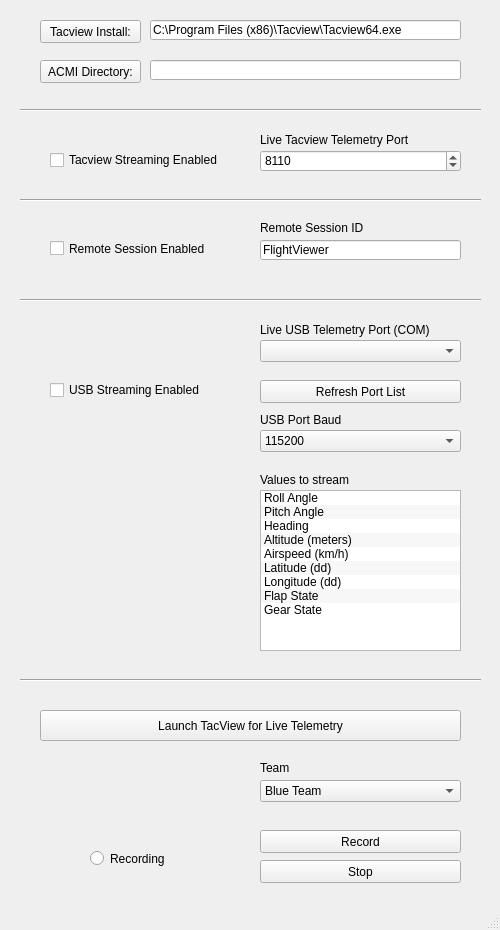
Old version of the form gui.ui in the repository PowerBroker2/Thunder_Viewer.
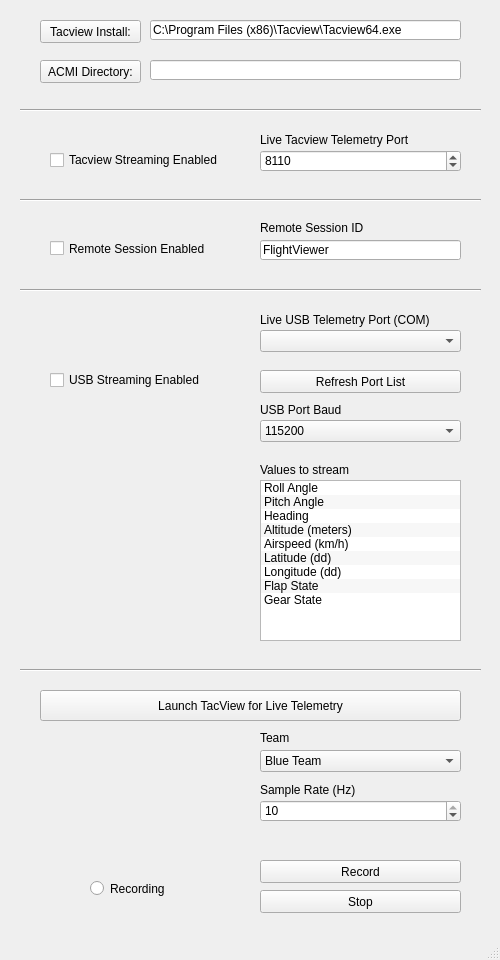
New version of the form. Icons and pictures are not drawn.

Diff of the .ui file:
```diff
--- a/gui.ui
+++ b/gui.ui
@@ -7,19 +7,19 @@
     <x>0</x>
     <y>0</y>
     <width>500</width>
-    <height>930</height>
+    <height>960</height>
    </rect>
   </property>
   <property name="minimumSize">
    <size>
     <width>500</width>
-    <height>930</height>
+    <height>960</height>
    </size>
   </property>
   <property name="maximumSize">
    <size>
     <width>500</width>
-    <height>930</height>
+    <height>960</height>
    </size>
   </property>
   <property name="windowTitle">
@@ -47,7 +47,7 @@
     <property name="geometry">
      <rect>
       <x>90</x>
-      <y>850</y>
+      <y>880</y>
       <width>82</width>
       <height>17</height>
      </rect>
@@ -60,7 +60,7 @@
     <property name="geometry">
      <rect>
       <x>260</x>
-      <y>830</y>
+      <y>860</y>
       <width>201</width>
       <height>23</height>
      </rect>
@@ -76,7 +76,7 @@
     <property name="geometry">
      <rect>
       <x>260</x>
-      <y>860</y>
+      <y>890</y>
       <width>201</width>
       <height>23</height>
      </rect>
@@ -166,7 +166,7 @@
     <property name="geometry">
      <rect>
       <x>40</x>
-      <y>710</y>
+      <y>690</y>
       <width>421</width>
       <height>31</height>
      </rect>
@@ -246,7 +246,7 @@
     <property name="geometry">
      <rect>
       <x>50</x>
-      <y>380</y>
+      <y>370</y>
       <width>181</width>
       <height>20</height>
      </rect>
@@ -262,7 +262,7 @@
     <property name="geometry">
      <rect>
       <x>260</x>
-      <y>320</y>
+      <y>310</y>
       <width>201</width>
       <height>20</height>
      </rect>
@@ -275,7 +275,7 @@
     <property name="geometry">
      <rect>
       <x>260</x>
-      <y>340</y>
+      <y>330</y>
       <width>201</width>
       <height>22</height>
      </rect>
@@ -288,7 +288,7 @@
     <property name="geometry">
      <rect>
       <x>260</x>
-      <y>380</y>
+      <y>370</y>
       <width>201</width>
       <height>23</height>
      </rect>
@@ -304,7 +304,7 @@
     <property name="geometry">
      <rect>
       <x>260</x>
-      <y>430</y>
+      <y>420</y>
       <width>201</width>
       <height>22</height>
      </rect>
@@ -413,7 +413,7 @@
     <property name="geometry">
      <rect>
       <x>260</x>
-      <y>410</y>
+      <y>400</y>
       <width>201</width>
       <height>20</height>
      </rect>
@@ -426,7 +426,7 @@
     <property name="geometry">
      <rect>
       <x>20</x>
-      <y>290</y>
+      <y>280</y>
       <width>461</width>
       <height>20</height>
      </rect>
@@ -452,7 +452,7 @@
     <property name="geometry">
      <rect>
       <x>20</x>
-      <y>670</y>
+      <y>660</y>
       <width>461</width>
       <height>20</height>
      </rect>
@@ -478,7 +478,7 @@
     <property name="geometry">
      <rect>
       <x>260</x>
-      <y>780</y>
+      <y>750</y>
       <width>201</width>
       <height>22</height>
      </rect>
@@ -501,7 +501,7 @@
     <property name="geometry">
      <rect>
       <x>260</x>
-      <y>760</y>
+      <y>730</y>
       <width>201</width>
       <height>16</height>
      </rect>
@@ -514,7 +514,7 @@
     <property name="geometry">
      <rect>
       <x>260</x>
-      <y>490</y>
+      <y>480</y>
       <width>201</width>
       <height>161</height>
      </rect>
@@ -578,7 +578,7 @@
     <property name="geometry">
      <rect>
       <x>260</x>
-      <y>470</y>
+      <y>460</y>
       <width>201</width>
       <height>20</height>
      </rect>
@@ -587,6 +587,41 @@
      <string>Values to stream</string>
     </property>
    </widget>
+   <widget class="QSpinBox" name="sample_rate">
+    <property name="geometry">
+     <rect>
+      <x>260</x>
+      <y>800</y>
+      <width>201</width>
+      <height>22</height>
+     </rect>
+    </property>
+    <property name="toolTip">
+     <string>localhost port number to connect to Tacview live stream</string>
+    </property>
+    <property name="minimum">
+     <number>2</number>
+    </property>
+    <property name="maximum">
+     <number>10</number>
+    </property>
+    <property name="value">
+     <number>10</number>
+    </property>
+   </widget>
+   <widget class="QLabel" name="label_8">
+    <property name="geometry">
+     <rect>
+      <x>260</x>
+      <y>780</y>
+      <width>201</width>
+      <height>20</height>
+     </rect>
+    </property>
+    <property name="text">
+     <string>Sample Rate (Hz)</string>
+    </property>
+   </widget>
   </widget>
   <widget class="QMenuBar" name="menubar">
    <property name="geometry">
```
